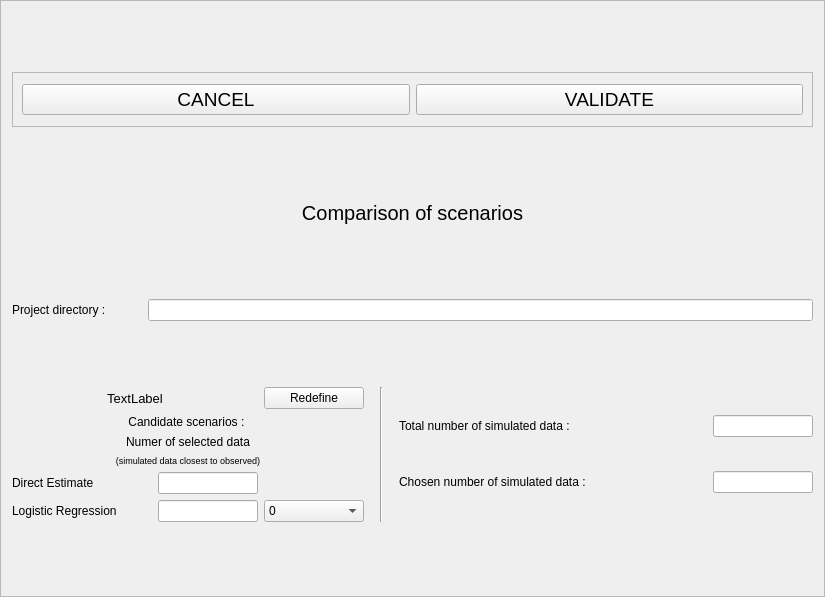
cbgp/diyabc, file python_interface/uis/setupComparisonEvaluation.ui: the form before one commit.
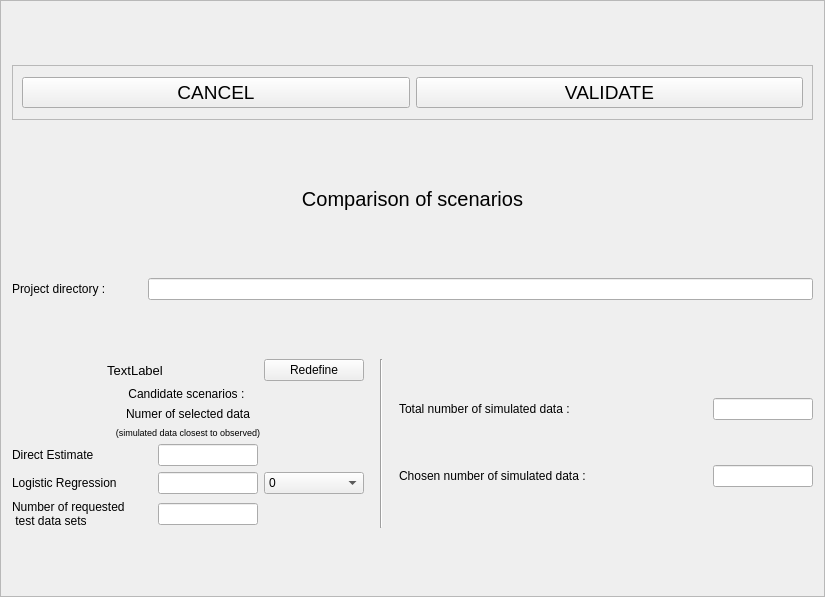
The form after the commit.

```diff
--- a/python_interface/uis/setupComparisonEvaluation.ui
+++ b/python_interface/uis/setupComparisonEvaluation.ui
@@ -378,6 +378,30 @@
            </item>
           </widget>
          </item>
+         <item row="2" column="0">
+          <widget class="QLabel" name="notdsLabel">
+           <property name="text">
+            <string>Number of requested
+ test data sets</string>
+           </property>
+          </widget>
+         </item>
+         <item row="2" column="1">
+          <widget class="QLineEdit" name="notdsEdit">
+           <property name="minimumSize">
+            <size>
+             <width>100</width>
+             <height>0</height>
+            </size>
+           </property>
+           <property name="maximumSize">
+            <size>
+             <width>100</width>
+             <height>16777215</height>
+            </size>
+           </property>
+          </widget>
+         </item>
         </layout>
        </item>
       </layout>
@@ -446,6 +470,9 @@
            <height>16777215</height>
           </size>
          </property>
+         <property name="readOnly">
+          <bool>true</bool>
+         </property>
         </widget>
        </item>
        <item row="4" column="3">
```
